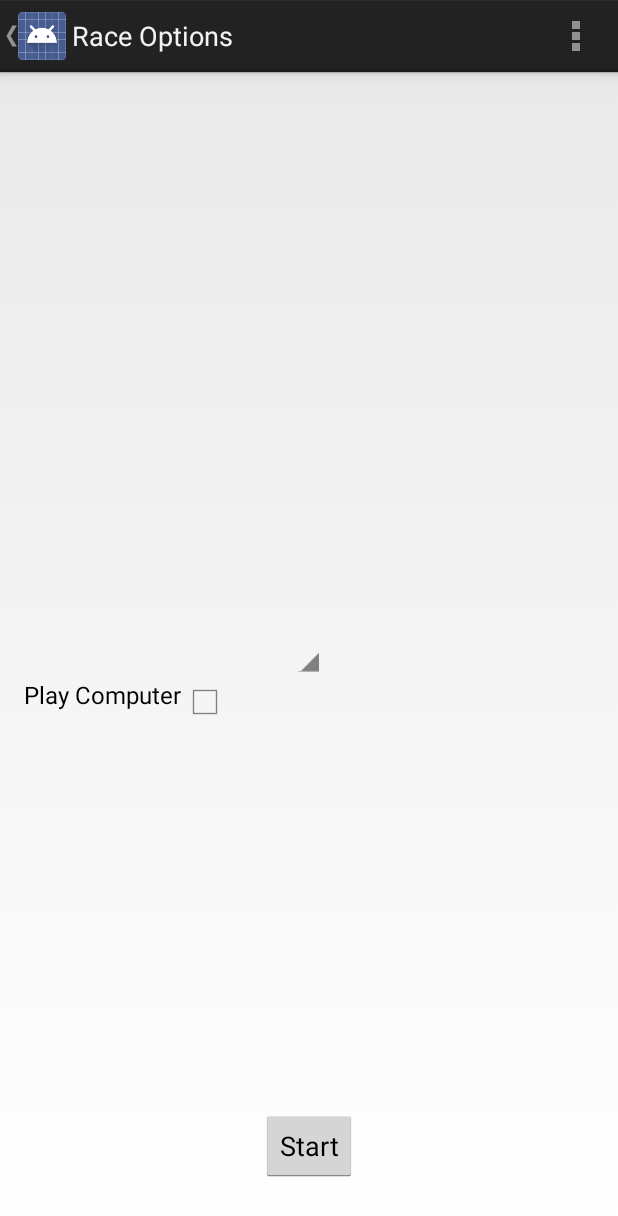
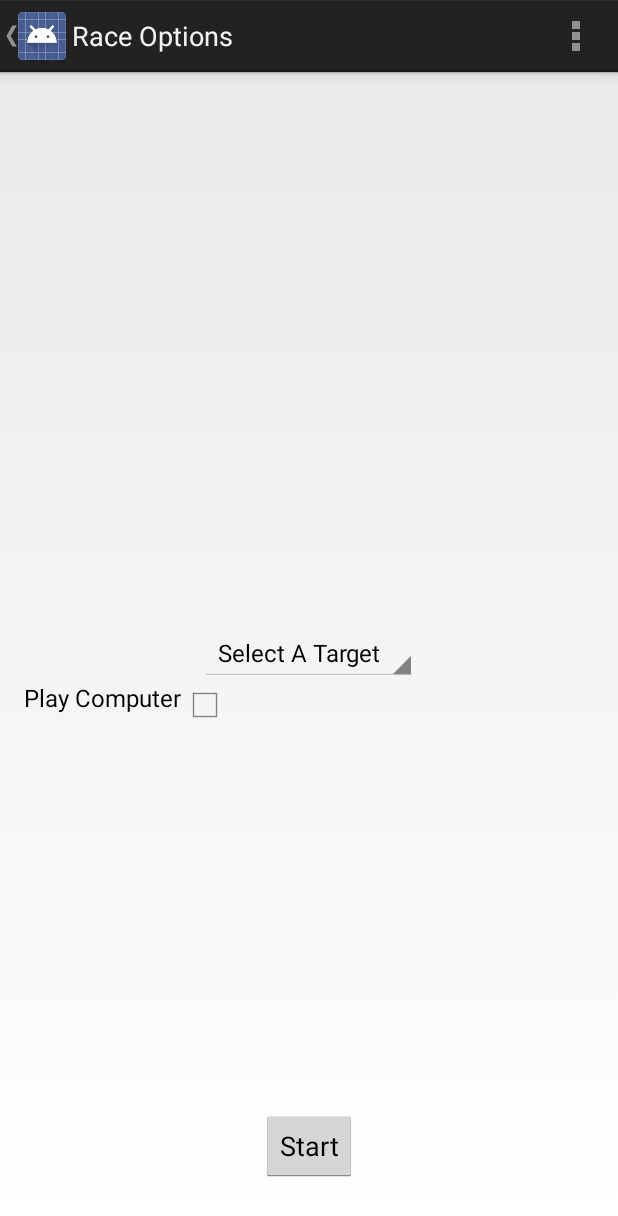
Before and after one commit to Kdoherty11/Android-Set, an Android app: the RaceSetUp screen opened directly, with no data from a screen before it, on a phone screen of 412 x 824 dp. Shown: the top 1216 px of the screen. Run offline under Robolectric (Android 15) with nearby library versions, the phone set to English and light mode, and no system bars.

Commit message:
Added strings for target spinner

```diff
--- a/app/src/main/res/values/strings.xml
+++ b/app/src/main/res/values/strings.xml
@@ -10,6 +10,7 @@
     <string name="play_again">Play again</string>
     <string name="home">Home</string>
     <string name="time_spinner_prompt">Select a time</string>
+    <string name="race_target_prompt">Select a target</string>
     <string name="difficulty_spinner_prompt">Select a difficulty</string>
 
     <style name="DefaultButtonText">
@@ -34,6 +35,16 @@
         <item>10 Minutes</item>
         <item>15 Minutes</item>
     </string-array>
+    <string-array name="race_targets">
+        <item>Select A Target</item>
+        <item>1 Set</item>
+        <item>3 Sets</item>
+        <item>5 Sets</item>
+        <item>10 Sets </item>
+        <item>15 Sets</item>
+        <item>Full Deck</item>
+    </string-array>
+
     <string-array name="cpu_difficulties">
         <item>Select A Difficulty</item>
         <item>Easy</item>
```
